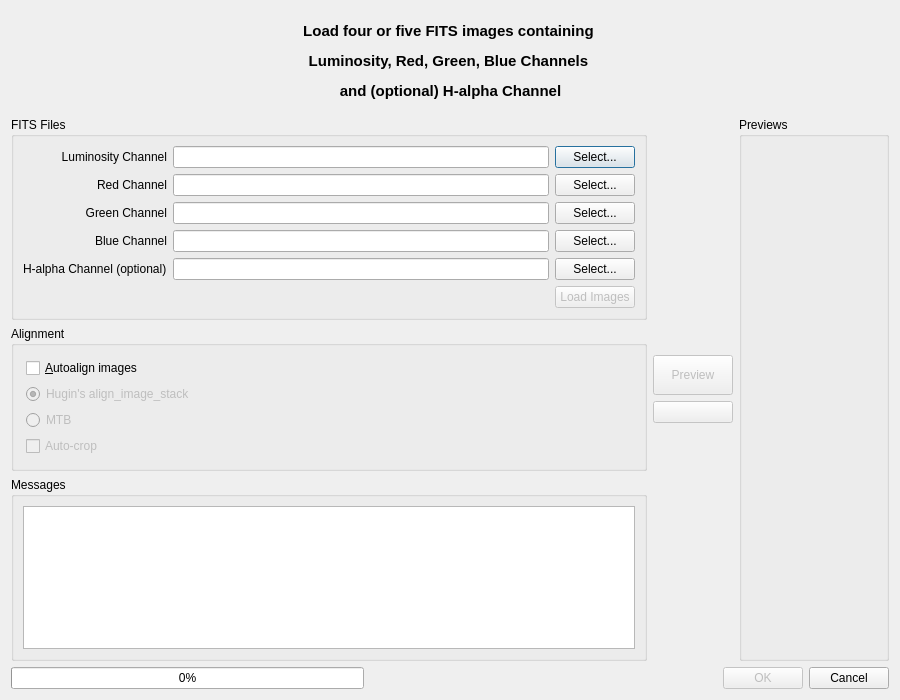
Old version of the form src/UI/FitsImporter.ui in the repository LuminanceHDR/LuminanceHDR.
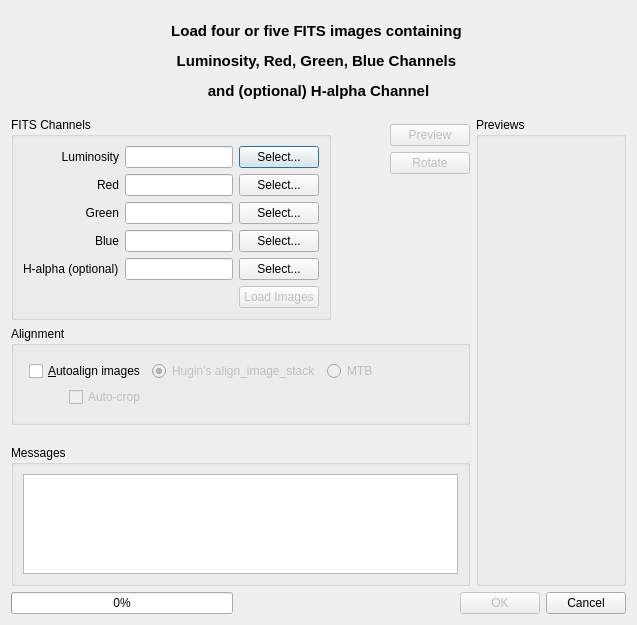
New version of the form. Icons and pictures are not drawn.

Commit message: [FITS] bugfixing and usability improvements

Patch:
```diff
--- a/src/UI/FitsImporter.ui
+++ b/src/UI/FitsImporter.ui
@@ -6,33 +6,15 @@
    <rect>
     <x>0</x>
     <y>0</y>
-    <width>900</width>
-    <height>700</height>
+    <width>637</width>
+    <height>625</height>
    </rect>
   </property>
-  <property name="sizePolicy">
-   <sizepolicy hsizetype="Fixed" vsizetype="Fixed">
-    <horstretch>0</horstretch>
-    <verstretch>0</verstretch>
-   </sizepolicy>
-  </property>
-  <property name="minimumSize">
-   <size>
-    <width>900</width>
-    <height>700</height>
-   </size>
-  </property>
-  <property name="maximumSize">
-   <size>
-    <width>900</width>
-    <height>700</height>
-   </size>
-  </property>
   <property name="windowTitle">
    <string>FITS Importer</string>
   </property>
   <layout class="QGridLayout" name="gridLayout_10">
-   <item row="0" column="0">
+   <item row="3" column="0">
     <layout class="QVBoxLayout" name="verticalLayout_6">
      <item>
       <layout class="QHBoxLayout" name="horizontalLayout_6">
@@ -128,16 +110,14 @@
       </layout>
      </item>
      <item>
-      <layout class="QHBoxLayout" name="horizontalLayout_9">
-       <item>
-        <layout class="QVBoxLayout" name="verticalLayout_3">
-         <item>
-          <widget class="QGroupBox" name="groupBox_2">
+      <layout class="QGridLayout" name="gridLayout_4">
+       <item row="0" column="0" rowspan="2">
+        <widget class="QGroupBox" name="grpFitsFiles">
            <property name="title">
-            <string>FITS Files</string>
+          <string>FITS Channels</string>
            </property>
            <layout class="QGridLayout" name="gridLayout">
-            <item row="0" column="0">
+          <item row="1" column="0" rowspan="2">
              <layout class="QVBoxLayout" name="verticalLayout_7">
               <item>
                <layout class="QHBoxLayout" name="horizontalLayout_8">
@@ -146,35 +126,35 @@
                   <item>
                    <widget class="QLabel" name="label_5">
                     <property name="text">
-                     <string>&lt;html&gt;&lt;head/&gt;&lt;body&gt;&lt;p align=&quot;right&quot;&gt;Luminosity Channel&lt;/p&gt;&lt;/body&gt;&lt;/html&gt;</string>
+                   <string>&lt;html&gt;&lt;head/&gt;&lt;body&gt;&lt;p align=&quot;right&quot;&gt;Luminosity&lt;/p&gt;&lt;/body&gt;&lt;/html&gt;</string>
                     </property>
                    </widget>
                   </item>
                   <item>
                    <widget class="QLabel" name="label">
                     <property name="text">
-                     <string>&lt;html&gt;&lt;head/&gt;&lt;body&gt;&lt;p align=&quot;right&quot;&gt;Red Channel&lt;/p&gt;&lt;/body&gt;&lt;/html&gt;</string>
+                   <string>&lt;html&gt;&lt;head/&gt;&lt;body&gt;&lt;p align=&quot;right&quot;&gt;Red&lt;/p&gt;&lt;/body&gt;&lt;/html&gt;</string>
                     </property>
                    </widget>
                   </item>
                   <item>
                    <widget class="QLabel" name="label_2">
                     <property name="text">
-                     <string>&lt;html&gt;&lt;head/&gt;&lt;body&gt;&lt;p align=&quot;right&quot;&gt;Green Channel&lt;/p&gt;&lt;/body&gt;&lt;/html&gt;</string>
+                   <string>&lt;html&gt;&lt;head/&gt;&lt;body&gt;&lt;p align=&quot;right&quot;&gt;Green&lt;/p&gt;&lt;/body&gt;&lt;/html&gt;</string>
                     </property>
                    </widget>
                   </item>
                   <item>
                    <widget class="QLabel" name="label_3">
                     <property name="text">
-                     <string>&lt;html&gt;&lt;head/&gt;&lt;body&gt;&lt;p align=&quot;right&quot;&gt;Blue Channel&lt;/p&gt;&lt;/body&gt;&lt;/html&gt;</string>
+                   <string>&lt;html&gt;&lt;head/&gt;&lt;body&gt;&lt;p align=&quot;right&quot;&gt;Blue&lt;/p&gt;&lt;/body&gt;&lt;/html&gt;</string>
                     </property>
                    </widget>
                   </item>
                   <item>
                    <widget class="QLabel" name="label_8">
                     <property name="text">
-                     <string>H-alpha Channel (optional)</string>
+                   <string>H-alpha (optional)</string>
                     </property>
                    </widget>
                   </item>
@@ -185,7 +165,11 @@
                   <item>
                    <layout class="QHBoxLayout" name="horizontalLayout_5">
                     <item>
-                     <widget class="QLineEdit" name="lineEditLuminosity"/>
+                   <widget class="QLineEdit" name="lineEditLuminosity">
+                    <property name="readOnly">
+                     <bool>true</bool>
+                    </property>
+                   </widget>
                     </item>
                     <item>
                      <widget class="QPushButton" name="pushButtonLuminosity">
@@ -203,7 +187,11 @@
                   <item>
                    <layout class="QHBoxLayout" name="horizontalLayout_3">
                     <item>
-                     <widget class="QLineEdit" name="lineEditRed"/>
+                   <widget class="QLineEdit" name="lineEditRed">
+                    <property name="readOnly">
+                     <bool>true</bool>
+                    </property>
+                   </widget>
                     </item>
                     <item>
                      <widget class="QPushButton" name="pushButtonRed">
@@ -221,7 +209,11 @@
                   <item>
                    <layout class="QHBoxLayout" name="horizontalLayout_2">
                     <item>
-                     <widget class="QLineEdit" name="lineEditGreen"/>
+                   <widget class="QLineEdit" name="lineEditGreen">
+                    <property name="readOnly">
+                     <bool>true</bool>
+                    </property>
+                   </widget>
                     </item>
                     <item>
                      <widget class="QPushButton" name="pushButtonGreen">
@@ -239,7 +231,11 @@
                   <item>
                    <layout class="QHBoxLayout" name="horizontalLayout">
                     <item>
-                     <widget class="QLineEdit" name="lineEditBlue"/>
+                   <widget class="QLineEdit" name="lineEditBlue">
+                    <property name="readOnly">
+                     <bool>true</bool>
+                    </property>
+                   </widget>
                     </item>
                     <item>
                      <widget class="QPushButton" name="pushButtonBlue">
@@ -257,7 +253,11 @@
                   <item>
                    <layout class="QHBoxLayout" name="horizontalLayout_7">
                     <item>
-                     <widget class="QLineEdit" name="lineEditH"/>
+                   <widget class="QLineEdit" name="lineEditH">
+                    <property name="readOnly">
+                     <bool>true</bool>
+                    </property>
+                   </widget>
                     </item>
                     <item>
                      <widget class="QPushButton" name="pushButtonH">
@@ -308,7 +308,96 @@
            </layout>
           </widget>
          </item>
-         <item>
+       <item row="0" column="1">
+        <layout class="QGridLayout" name="gridLayout_5">
+         <item row="1" column="1">
+          <widget class="QPushButton" name="pushButtonPreview">
+           <property name="enabled">
+            <bool>false</bool>
+           </property>
+           <property name="toolTip">
+            <string>Shows a larger preview of selected image</string>
+           </property>
+           <property name="text">
+            <string>Preview</string>
+           </property>
+           <property name="icon">
+            <iconset resource="../../icons.qrc">
+             <normaloff>:/new/prefix1/images/zoom-in.png</normaloff>:/new/prefix1/images/zoom-in.png</iconset>
+           </property>
+           <property name="checkable">
+            <bool>true</bool>
+           </property>
+           <property name="autoDefault">
+            <bool>false</bool>
+           </property>
+           <property name="default">
+            <bool>false</bool>
+           </property>
+          </widget>
+         </item>
+         <item row="2" column="1">
+          <widget class="QPushButton" name="pushButtonClockwise">
+           <property name="enabled">
+            <bool>false</bool>
+           </property>
+           <property name="toolTip">
+            <string>&lt;html&gt;&lt;head/&gt;&lt;body&gt;&lt;p&gt;Rotate selected image 180°&lt;/p&gt;&lt;/body&gt;&lt;/html&gt;</string>
+           </property>
+           <property name="text">
+            <string>Rotate</string>
+           </property>
+           <property name="icon">
+            <iconset resource="../../icons.qrc">
+             <normaloff>:/new/prefix1/images/rotate_right.png</normaloff>:/new/prefix1/images/rotate_right.png</iconset>
+           </property>
+          </widget>
+         </item>
+         <item row="4" column="0">
+          <spacer name="verticalSpacer">
+           <property name="orientation">
+            <enum>Qt::Vertical</enum>
+           </property>
+           <property name="sizeHint" stdset="0">
+            <size>
+             <width>13</width>
+             <height>13</height>
+            </size>
+           </property>
+          </spacer>
+         </item>
+         <item row="2" column="0" rowspan="2">
+          <spacer name="horizontalSpacer_5">
+           <property name="orientation">
+            <enum>Qt::Horizontal</enum>
+           </property>
+           <property name="sizeHint" stdset="0">
+            <size>
+             <width>13</width>
+             <height>13</height>
+            </size>
+           </property>
+          </spacer>
+         </item>
+         <item row="0" column="1">
+          <spacer name="verticalSpacer_3">
+           <property name="orientation">
+            <enum>Qt::Vertical</enum>
+           </property>
+           <property name="sizeType">
+            <enum>QSizePolicy::Fixed</enum>
+           </property>
+           <property name="sizeHint" stdset="0">
+            <size>
+             <width>1</width>
+             <height>7</height>
+            </size>
+           </property>
+          </spacer>
+         </item>
+        </layout>
+       </item>
+       <item row="2" column="0" colspan="2">
           <widget class="QGroupBox" name="alignGroupBox">
            <property name="enabled">
             <bool>true</bool>
@@ -317,34 +406,12 @@
             <string>Alignment</string>
            </property>
            <layout class="QGridLayout" name="gridLayout_3">
-            <property name="margin">
-             <number>6</number>
-            </property>
-            <property name="spacing">
-             <number>6</number>
-            </property>
             <item row="0" column="0">
              <layout class="QGridLayout" name="gridLayout1">
               <property name="margin">
                <number>6</number>
               </property>
-              <item row="0" column="0">
-               <widget class="QCheckBox" name="alignCheckBox">
-                <property name="enabled">
-                 <bool>true</bool>
-                </property>
-                <property name="sizePolicy">
-                 <sizepolicy hsizetype="Fixed" vsizetype="Fixed">
-                  <horstretch>0</horstretch>
-                  <verstretch>0</verstretch>
-                 </sizepolicy>
-                </property>
-                <property name="text">
-                 <string>&amp;Autoalign images</string>
-                </property>
-               </widget>
-              </item>
-              <item row="1" column="0" colspan="2">
+            <item row="1" column="2">
                <widget class="QRadioButton" name="ais_radioButton">
                 <property name="enabled">
                  <bool>false</bool>
@@ -357,17 +424,7 @@
                 </property>
                </widget>
               </item>
-              <item row="2" column="0" colspan="2">
-               <widget class="QRadioButton" name="mtb_radioButton">
-                <property name="enabled">
-                 <bool>false</bool>
-                </property>
-                <property name="text">
-                 <string>MTB</string>
-                </property>
-               </widget>
-              </item>
-              <item row="3" column="0">
+            <item row="5" column="1">
                <widget class="QCheckBox" name="autoCropCheckBox">
                 <property name="enabled">
                  <bool>false</bool>
@@ -383,139 +440,114 @@
                 </property>
                </widget>
               </item>
+            <item row="1" column="3">
+             <widget class="QRadioButton" name="mtb_radioButton">
+              <property name="enabled">
+               <bool>false</bool>
+              </property>
+              <property name="text">
+               <string>MTB</string>
+              </property>
+             </widget>
+            </item>
+            <item row="1" column="0" colspan="2">
+             <widget class="QCheckBox" name="alignCheckBox">
+              <property name="enabled">
+               <bool>true</bool>
+              </property>
+              <property name="sizePolicy">
+               <sizepolicy hsizetype="Fixed" vsizetype="Fixed">
+                <horstretch>0</horstretch>
+                <verstretch>0</verstretch>
+               </sizepolicy>
+              </property>
+              <property name="text">
+               <string>&amp;Autoalign images</string>
+              </property>
+             </widget>
+            </item>
+            <item row="5" column="0">
+             <spacer name="horizontalSpacer_6">
+              <property name="orientation">
+               <enum>Qt::Horizontal</enum>
+              </property>
+              <property name="sizeType">
+               <enum>QSizePolicy::Fixed</enum>
+              </property>
+              <property name="sizeHint" stdset="0">
+               <size>
+                <width>1</width>
+                <height>1</height>
+               </size>
+              </property>
+             </spacer>
+            </item>
+            <item row="1" column="4">
+             <spacer name="horizontalSpacer_7">
+              <property name="orientation">
+               <enum>Qt::Horizontal</enum>
+              </property>
+              <property name="sizeHint" stdset="0">
+               <size>
+                <width>40</width>
+                <height>20</height>
+               </size>
+              </property>
+             </spacer>
+            </item>
              </layout>
             </item>
            </layout>
           </widget>
          </item>
-         <item>
-          <spacer name="verticalSpacer">
+       <item row="3" column="0">
+        <spacer name="verticalSpacer_2">
            <property name="orientation">
             <enum>Qt::Vertical</enum>
            </property>
+         <property name="sizeType">
+          <enum>QSizePolicy::MinimumExpanding</enum>
+         </property>
            <property name="sizeHint" stdset="0">
             <size>
-             <width>20</width>
-             <height>40</height>
+           <width>1</width>
+           <height>1</height>
             </size>
            </property>
           </spacer>
          </item>
-         <item>
+       <item row="4" column="0" colspan="2">
           <widget class="QGroupBox" name="groupBoxMessages">
+         <property name="sizePolicy">
+          <sizepolicy hsizetype="MinimumExpanding" vsizetype="MinimumExpanding">
+           <horstretch>0</horstretch>
+           <verstretch>0</verstretch>
+          </sizepolicy>
+         </property>
            <property name="title">
             <string>Messages</string>
            </property>
            <layout class="QGridLayout" name="gridLayout_2">
             <item row="0" column="0">
              <widget class="QTextEdit" name="textEdit">
-              <property name="readOnly">
-               <bool>true</bool>
-              </property>
-             </widget>
-            </item>
-           </layout>
-          </widget>
-         </item>
-        </layout>
-       </item>
-       <item>
-        <layout class="QVBoxLayout" name="verticalLayout_5">
-         <item>
-          <spacer name="verticalSpacer_2">
-           <property name="orientation">
-            <enum>Qt::Vertical</enum>
-           </property>
-           <property name="sizeHint" stdset="0">
-            <size>
-             <width>20</width>
-             <height>40</height>
-            </size>
-           </property>
-          </spacer>
-         </item>
-         <item>
-          <widget class="QPushButton" name="pushButtonPreview">
-           <property name="enabled">
-            <bool>false</bool>
-           </property>
-           <property name="sizePolicy">
-            <sizepolicy hsizetype="Minimum" vsizetype="Fixed">
-             <horstretch>0</horstretch>
-             <verstretch>0</verstretch>
-            </sizepolicy>
-           </property>
-           <property name="minimumSize">
-            <size>
-             <width>0</width>
-             <height>40</height>
-            </size>
-           </property>
            <property name="maximumSize">
             <size>
              <width>16777215</width>
-             <height>40</height>
-            </size>
-           </property>
-           <property name="toolTip">
-            <string>Shows a larger preview of selected image</string>
-           </property>
-           <property name="text">
-            <string>Preview</string>
-           </property>
-           <property name="checkable">
+              <height>100</height>
+             </size>
+            </property>
+            <property name="readOnly">
             <bool>true</bool>
            </property>
-           <property name="autoDefault">
-            <bool>false</bool>
-           </property>
-           <property name="default">
-            <bool>false</bool>
-           </property>
-          </widget>
-         </item>
-         <item>
-          <widget class="QPushButton" name="pushButtonClockwise">
-           <property name="enabled">
-            <bool>false</bool>
-           </property>
-           <property name="toolTip">
-            <string>&lt;html&gt;&lt;head/&gt;&lt;body&gt;&lt;p&gt;Rotate selected image 180°&lt;/p&gt;&lt;/body&gt;&lt;/html&gt;</string>
-           </property>
-           <property name="text">
-            <string/>
-           </property>
-           <property name="icon">
-            <iconset resource="../../icons.qrc">
-             <normaloff>:/new/prefix1/images/edit-redo.png</normaloff>:/new/prefix1/images/edit-redo.png</iconset>
-           </property>
-           <property name="iconSize">
-            <size>
-             <width>32</width>
-             <height>32</height>
-            </size>
-           </property>
-          </widget>
-         </item>
-         <item>
-          <spacer name="verticalSpacer_3">
-           <property name="orientation">
-            <enum>Qt::Vertical</enum>
-           </property>
-           <property name="sizeHint" stdset="0">
-            <size>
-             <width>20</width>
-             <height>40</height>
-            </size>
-           </property>
-          </spacer>
-         </item>
-        </layout>
+           </widget>
+          </item>
+         </layout>
+        </widget>
        </item>
-       <item>
-        <widget class="QGroupBox" name="groupBox">
+       <item row="0" column="2" rowspan="5">
+        <widget class="QGroupBox" name="grpPreviews">
          <property name="sizePolicy">
-          <sizepolicy hsizetype="Fixed" vsizetype="Preferred">
+          <sizepolicy hsizetype="Fixed" vsizetype="MinimumExpanding">
            <horstretch>0</horstretch>
            <verstretch>0</verstretch>
           </sizepolicy>
@@ -529,7 +561,7 @@
          <property name="maximumSize">
           <size>
            <width>150</width>
-           <height>16777215</height>
+           <height>540</height>
           </size>
          </property>
          <property name="title">
@@ -537,7 +569,7 @@
          </property>
          <layout class="QGridLayout" name="gridLayout_9">
           <property name="margin">
-           <number>2</number>
+           <number>0</number>
           </property>
           <item row="0" column="0">
            <layout class="QVBoxLayout" name="verticalLayoutPreviews"/>
```
Left out of the diff: 3 changed lines with no effect on the pictures. Lines whose indentation alone changed are shown as unchanged. The commit also changes 2 other files.
